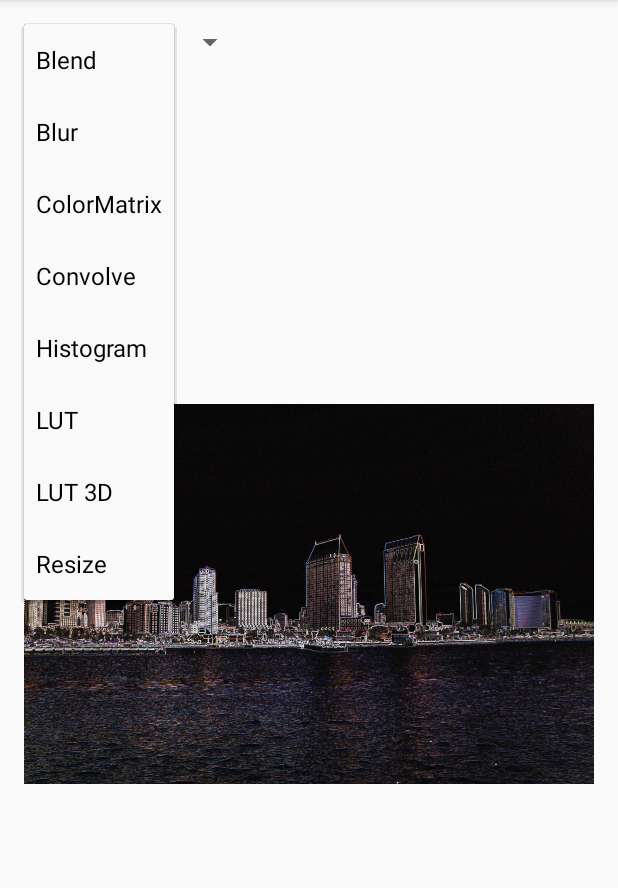
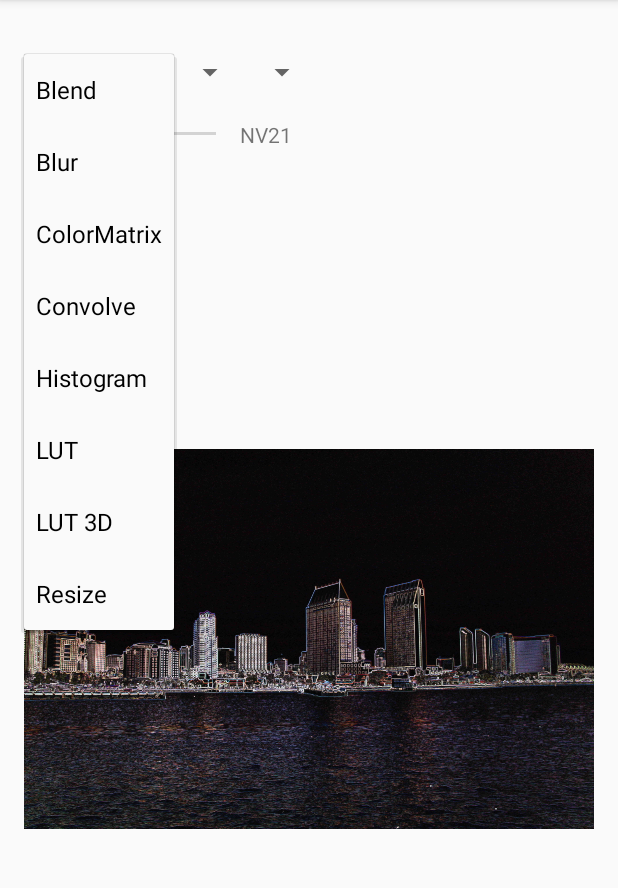
Before and after one commit to silvaren/easyrs, an Android app: the screen it shows after launch (MainActivity), after a tap on "Blend", on a phone screen of 412 x 824 dp, the part 84-972 px from its top. Run offline under Robolectric (Android 15) with nearby library versions, the phone set to English and light mode, and no system bars; our stand-ins replace ButterKnife; libraries missing offline, so code that uses them is left out: android.support.v8, hugo.weaving; 9 statements that could not run were skipped.

Commit message:
Adding visual controls for script flavor for colormatrix

```diff
--- a/app/src/main/java/silvaren/rstoolbox/client/MainActivity.java
+++ b/app/src/main/java/silvaren/rstoolbox/client/MainActivity.java
@@ -6,6 +6,7 @@ import android.graphics.BitmapFactory;
 import android.os.Bundle;
 import android.support.v7.app.AppCompatActivity;
 import android.support.v7.widget.AppCompatSpinner;
+import android.view.View;
 import android.widget.ArrayAdapter;
 import android.widget.ImageView;
 
@@ -17,7 +18,6 @@ import java.util.Map;
 import butterknife.BindView;
 import butterknife.ButterKnife;
 import butterknife.OnItemSelected;
-import hugo.weaving.DebugLog;
 import silvaren.rstoolbox.tools.Blend;
 import silvaren.rstoolbox.tools.Blur;
 import silvaren.rstoolbox.tools.ColorMatrix;
@@ -37,6 +37,9 @@ public class MainActivity extends AppCompatActivity {
     @BindView(R.id.imageView)
     ImageView imageView;
 
+    @BindView(R.id.script_flavor_spinner)
+    AppCompatSpinner flavorSpinner;
+
     private Optional<Bitmap> sampleBitmap = Optional.absent();
 
     @Override
@@ -46,75 +49,41 @@ public class MainActivity extends AppCompatActivity {
         ButterKnife.bind(this);
         ArrayAdapter<CharSequence> adapter = ArrayAdapter.createFromResource(this,
                 R.array.tools_array, android.R.layout.simple_spinner_item);
-        // Specify the layout to use when the list of choices appears
         adapter.setDropDownViewResource(android.R.layout.simple_spinner_dropdown_item);
-        // Apply the adapter to the spinner
         spinner.setAdapter(adapter);
     }
 
     @OnItemSelected(R.id.script_spinner)
-    public void submit() {
+    public void scriptSpinnerListen() {
         String selectedItem = (String) spinner.getSelectedItem();
-        if (!sampleBitmap.isPresent())
-            sampleBitmap = Optional.of(loadBitmap());
-        processImage(sampleBitmap.get(), selectedItem);
+        updateFlavor(selectedItem);
+        processImage(selectedItem);
     }
 
-    @Override
-    protected void onResume() {
-        super.onResume();
-        sampleBitmap = Optional.of(loadBitmap());
-//        Bitmap sampleEdgeBitmap = BitmapFactory.decodeResource(getResources(), R.drawable.sample_edge, options);
+    @OnItemSelected(R.id.script_flavor_spinner)
+    public void flavorSpinnerListen() {
+        String selectedItem = (String) flavorSpinner.getSelectedItem();
+        processImage(selectedItem);
+    }
 
-        String selectedItem = (String) spinner.getSelectedItem();
-        processImage(sampleBitmap.get(), selectedItem);
+    private void updateFlavor(String selectedItem) {
+        Map<String, Integer> flavorMap = flavorMap();
+        Optional<Integer> stringArrayId = Optional.fromNullable(flavorMap.get(selectedItem));
+        if (stringArrayId.isPresent()) {
+            ArrayAdapter<CharSequence> adapter = ArrayAdapter.createFromResource(this,
+                    stringArrayId.get(), android.R.layout.simple_spinner_item);
+            adapter.setDropDownViewResource(android.R.layout.simple_spinner_dropdown_item);
+            flavorSpinner.setAdapter(adapter);
+            flavorSpinner.setVisibility(View.VISIBLE);
+        } else {
+            flavorSpinner.setVisibility(View.GONE);
+        }
+    }
 
-
-//        Bitmap blurredBitmap = blur(sampleBitmap, 25.f, this);
-//        Bitmap resizedBitmap = resize(this, sampleBitmap, 50, 50);
-//        Blend.add(this, sampleBitmap, sampleEdgeBitmap);
-//        Bitmap convolved5x5Bitmap = Convolve.convolve5x5(this, sampleBitmap, Convolve.Kernels5x5.SOBEL_X);
-
-//        Bitmap colorBitmap = drawColorBitmap(sampleBitmap, 0xFFFF0000);
-//        int[] histograms = Histogram.rgbaHistograms(this, colorBitmap);
-//        int[] histogram = Histogram.luminanceHistogram(this, sampleBitmap);
-//        Bitmap histogramsBitmap = drawHistograms(histograms, 4);
-//        Bitmap histogramBitmap = drawHistograms(histogram, 1);
-
-//        Nv21Image nv21Image = Nv21Image.generateSample();
-//        Bitmap outputBitmap = YuvToRgb.yuvToRgb(this, nv21Image);
-//        ColorMatrix.convertToGrayscaleInPlace(this, sampleBitmap);
-//        Bitmap mappedBitmap = Lut.negativeEffect(this, sampleBitmap);
-//        Lut3D.do3dLut(this, sampleBitmap);
-
-//        Nv21Image nv21Image = Nv21Image.convertToNV21(this, sampleBitmap);
-//        Blur.blurInPlace(this, nv21Image.nv21ByteArray, nv21Image.width, nv21Image.height, 25.f);
-//        Nv21Image sampleEdgeNv21 = Nv21Image.convertToNV21(this, sampleEdgeBitmap);
-//        byte[] result = Blend.add(this, nv21Image.nv21ByteArray, nv21Image.width, nv21Image.height,
-//                sampleEdgeNv21.nv21ByteArray);
-//
-//        Convolve.convolve5x5InPlace(this, nv21Image.nv21ByteArray,
-//                nv21Image.width, nv21Image.height, Convolve.Kernels5x5.SOBEL_X);
-//        int[] histograms = Histogram.rgbaHistograms(this, colorBitmap);
-
-//        Bitmap colorBitmap = Utils.drawColorBitmap(sampleBitmap, 0xFF000000);
-//        Nv21Image colorNv21Image = Nv21Image.convertToNV21(this, sampleBitmap);
-//        int[] histograms = Histogram.rgbaHistograms(this, colorNv21Image.nv21ByteArray, colorNv21Image.width, colorNv21Image.height);
-//        int[] histogram = Histogram.luminanceHistogram(this, colorNv21Image.nv21ByteArray, colorNv21Image.width, colorNv21Image.height);
-//        Bitmap histogramsBitmap = Utils.drawHistograms(histograms, 4);
-//        Bitmap histogramBitmap = Utils.drawHistograms(histogram, 1);
-
-//        byte[] result = ColorMatrix.doConvertToGrayScale(this, nv21Image.nv21ByteArray,
-//                nv21Image.width, nv21Image.height);
-//        byte[] result = Lut.negativeEffect(this, nv21Image.nv21ByteArray,
-//                nv21Image.width, nv21Image.height);
-//        Lut3D.do3dLut(this, nv21Image.nv21ByteArray,
-//                nv21Image.width, nv21Image.height);
-//        byte[] result = Resize.resize(this, nv21Image.nv21ByteArray, nv21Image.width, nv21Image.height, 50, 50);
-//        Bitmap outBitmap = Nv21Image.nv21ToBitmap(this, result, 50, 50);
-
-//        ImageView imageView = (ImageView) findViewById(R.id.imageView);
-//        imageView.setImageBitmap(outBitmap);
+    private Map<String, Integer> flavorMap() {
+        HashMap<String, Integer> flavorMap = new HashMap<>();
+        flavorMap.put(getString(R.string.colormatrix), R.array.colormatrix_array);
+        return flavorMap;
     }
 
     interface ImageProcess {
@@ -142,7 +111,14 @@ public class MainActivity extends AppCompatActivity {
         }
     };
 
-    private ImageProcess colorMatrixProcess = new ImageProcess() {
+    private ImageProcess colorMatrixRgbtoYuvProcess = new ImageProcess() {
+        @Override
+        public Bitmap processImage(Context context, Bitmap bitmap) {
+            return ColorMatrix.rgbToYuv(context, bitmap);
+        }
+    };
+
+    private ImageProcess colorMatrixGraycaleProcess = new ImageProcess() {
         @Override
         public Bitmap processImage(Context context, Bitmap bitmap) {
             return ColorMatrix.convertToGrayScale(context, bitmap);
@@ -189,7 +165,8 @@ public class MainActivity extends AppCompatActivity {
         HashMap<String, ImageProcess> processMap = new HashMap<>();
         processMap.put(getString(R.string.blend), blendProcess);
         processMap.put(getString(R.string.blur), blurProcess);
-        processMap.put(getString(R.string.colormatrix), colorMatrixProcess);
+        processMap.put(getString(R.string.grayscale), colorMatrixGraycaleProcess);
+        processMap.put(getString(R.string.rgbtoyuv), colorMatrixRgbtoYuvProcess);
         processMap.put(getString(R.string.convolve), convolveProcess);
         processMap.put(getString(R.string.histogram), histogramProcess);
         processMap.put(getString(R.string.lut), lutProcess);
@@ -206,9 +183,60 @@ public class MainActivity extends AppCompatActivity {
         return BitmapFactory.decodeResource(getResources(), R.drawable.sample, options);
     }
 
-    private void processImage(Bitmap sampleBitmap, String selectedItem) {
+    private void processImage(String selectedItem) {
+        if (!sampleBitmap.isPresent())
+            sampleBitmap = Optional.of(loadBitmap());
+
         Optional<ImageProcess> imageProcess = Optional.fromNullable(processMap().get(selectedItem));
         if (imageProcess.isPresent())
-            imageView.setImageBitmap(imageProcess.get().processImage(this, sampleBitmap));
+            imageView.setImageBitmap(imageProcess.get().processImage(this, sampleBitmap.get()));
+    }
+
+    @Override
+    protected void onResume() {
+        super.onResume();
+        sampleBitmap = Optional.of(loadBitmap());
+//        Bitmap sampleEdgeBitmap = BitmapFactory.decodeResource(getResources(), R.drawable.sample_edge, options);
+
+        String selectedItem = (String) spinner.getSelectedItem();
+        processImage(selectedItem);
+
+//        int[] histogram = Histogram.luminanceHistogram(this, sampleBitmap);
+//        Bitmap histogramBitmap = drawHistograms(histogram, 1);
+
+//        Nv21Image nv21Image = Nv21Image.generateSample();
+//        Bitmap outputBitmap = YuvToRgb.yuvToRgb(this, nv21Image);
+//        ColorMatrix.convertToGrayscaleInPlace(this, sampleBitmap);
+//        Bitmap mappedBitmap = Lut.negativeEffect(this, sampleBitmap);
+//        Lut3D.do3dLut(this, sampleBitmap);
+
+//        Nv21Image nv21Image = Nv21Image.convertToNV21(this, sampleBitmap);
+//        Blur.blurInPlace(this, nv21Image.nv21ByteArray, nv21Image.width, nv21Image.height, 25.f);
+//        Nv21Image sampleEdgeNv21 = Nv21Image.convertToNV21(this, sampleEdgeBitmap);
+//        byte[] result = Blend.add(this, nv21Image.nv21ByteArray, nv21Image.width, nv21Image.height,
+//                sampleEdgeNv21.nv21ByteArray);
+//
+//        Convolve.convolve5x5InPlace(this, nv21Image.nv21ByteArray,
+//                nv21Image.width, nv21Image.height, Convolve.Kernels5x5.SOBEL_X);
+//        int[] histograms = Histogram.rgbaHistograms(this, colorBitmap);
+
+//        Bitmap colorBitmap = Utils.drawColorBitmap(sampleBitmap, 0xFF000000);
+//        Nv21Image colorNv21Image = Nv21Image.convertToNV21(this, sampleBitmap);
+//        int[] histograms = Histogram.rgbaHistograms(this, colorNv21Image.nv21ByteArray, colorNv21Image.width, colorNv21Image.height);
+//        int[] histogram = Histogram.luminanceHistogram(this, colorNv21Image.nv21ByteArray, colorNv21Image.width, colorNv21Image.height);
+//        Bitmap histogramsBitmap = Utils.drawHistograms(histograms, 4);
+//        Bitmap histogramBitmap = Utils.drawHistograms(histogram, 1);
+
+//        byte[] result = ColorMatrix.doConvertToGrayScale(this, nv21Image.nv21ByteArray,
+//                nv21Image.width, nv21Image.height);
+//        byte[] result = Lut.negativeEffect(this, nv21Image.nv21ByteArray,
+//                nv21Image.width, nv21Image.height);
+//        Lut3D.do3dLut(this, nv21Image.nv21ByteArray,
+//                nv21Image.width, nv21Image.height);
+//        byte[] result = Resize.resize(this, nv21Image.nv21ByteArray, nv21Image.width, nv21Image.height, 50, 50);
+//        Bitmap outBitmap = Nv21Image.nv21ToBitmap(this, result, 50, 50);
+
+//        ImageView imageView = (ImageView) findViewById(R.id.imageView);
+//        imageView.setImageBitmap(outBitmap);
     }
 }
--- a/app/src/main/res/layout/activity_main.xml
+++ b/app/src/main/res/layout/activity_main.xml
@@ -13,12 +13,46 @@
         android:layout_height="match_parent"
         android:orientation="vertical">
 
-        <android.support.v7.widget.AppCompatSpinner
-            android:id="@+id/script_spinner"
-            android:layout_width="wrap_content"
-            android:layout_height="wrap_content">
-        </android.support.v7.widget.AppCompatSpinner>
+        <LinearLayout
+            android:layout_width="match_parent"
+            android:layout_height="wrap_content"
+            android:orientation="horizontal"
+            android:layout_marginTop="20dp">
 
+            <android.support.v7.widget.AppCompatSpinner
+                android:id="@+id/script_spinner"
+                android:layout_width="wrap_content"
+                android:layout_height="wrap_content">
+            </android.support.v7.widget.AppCompatSpinner>
+            <android.support.v7.widget.AppCompatSpinner
+                android:id="@+id/script_flavor_spinner"
+                android:layout_width="wrap_content"
+                android:layout_height="wrap_content">
+            </android.support.v7.widget.AppCompatSpinner>
+
+        </LinearLayout>
+
+        <LinearLayout
+            android:layout_width="match_parent"
+            android:layout_height="wrap_content"
+            android:orientation="horizontal"
+            android:layout_marginTop="20dp">
+
+            <TextView
+                android:text="@string/bitmap"
+                android:layout_width="wrap_content"
+                android:layout_height="wrap_content" />
+            <SeekBar
+                android:id="@+id/image_format_seek"
+                android:layout_width="100dp"
+                android:layout_height="wrap_content"
+                android:max="1"/>
+            <TextView
+                android:text="@string/nv21"
+                android:layout_width="wrap_content"
+                android:layout_height="wrap_content" />
+
+        </LinearLayout>
         <ImageView
             android:layout_width="match_parent"
             android:layout_height="match_parent"
--- a/app/src/main/res/values/strings.xml
+++ b/app/src/main/res/values/strings.xml
@@ -1,5 +1,8 @@
 <resources>
     <string name="app_name">RSToolbox Demo</string>
+
+    <string name="bitmap">Bitmap</string>
+    <string name="nv21">NV21</string>
 
     <string name="blend">Blend</string>
     <string name="blur">Blur</string>
@@ -9,6 +12,9 @@
     <string name="lut">LUT</string>
     <string name="lut3d">LUT 3D</string>
     <string name="resize">Resize</string>
+
+    <string name="grayscale">Grayscale</string>
+    <string name="rgbtoyuv">RGB to YUV</string>
 
     <string-array name="tools_array">
         <item>@string/blend</item>
@@ -20,4 +26,9 @@
         <item>@string/lut3d</item>
         <item>@string/resize</item>
     </string-array>
+
+    <string-array name="colormatrix_array">
+        <item>@string/grayscale</item>
+        <item>@string/rgbtoyuv</item>
+    </string-array>
 </resources>
```
